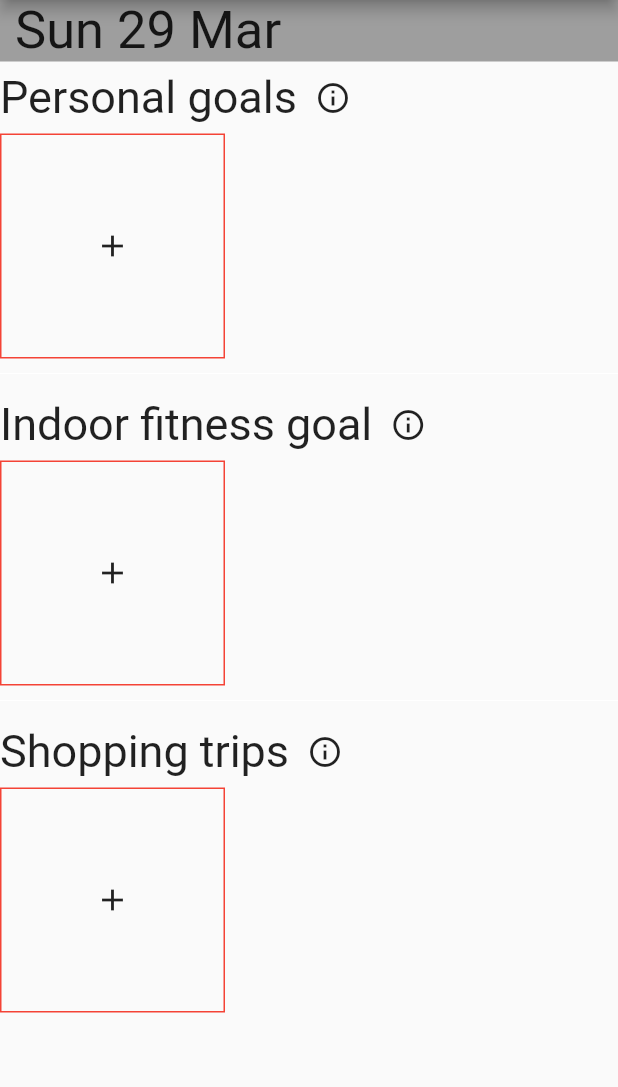
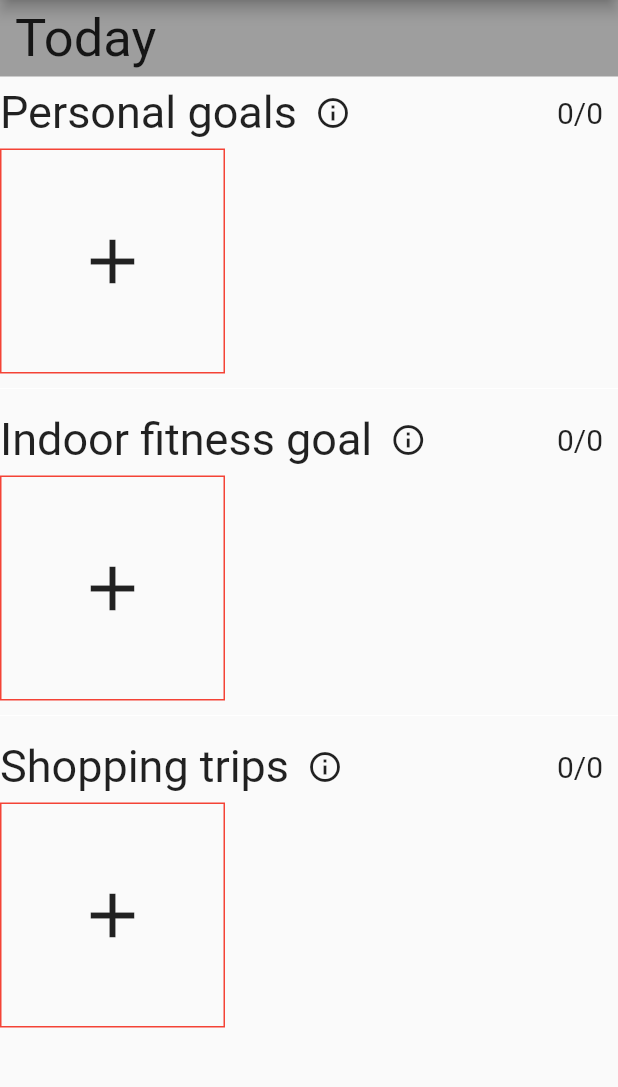
Before and after one commit to fraserdscott/myQuaroutine, a Flutter app: the screen it shows after launch, on a phone screen of 412 x 824 dp, the part 84-1171 px from its top. Run offline on Flutter 3.47's test engine with Material 2 defaults, Android fonts, the phone set to English and light mode, and no system bars; our stand-ins replace sqflite; accounts and stored records are empty.

Commit message:
Morning commit

```diff
--- a/my_quaroutine/lib/lol.dart
+++ b/my_quaroutine/lib/lol.dart
@@ -21,7 +21,6 @@ class MyCustomFormState extends State<MyCustomForm> {
   @override
   Widget build(BuildContext context) {
     final ScreenArguments args = ModalRoute.of(context).settings.arguments;
-    print(args.type);
 
     // Build a Form widget using the _formKey created above.
     return Scaffold(
@@ -60,8 +59,8 @@ class MyCustomFormState extends State<MyCustomForm> {
                         complete: false,
                       );
                       insertActivity(activity);
+                      Navigator.pop(context);
                     }
-                    Navigator.pop(context);
                   },
                   child: Text('Create goal'),
                 ),
--- a/my_quaroutine/lib/main.dart
+++ b/my_quaroutine/lib/main.dart
@@ -39,9 +39,7 @@ class _MyHomePageState extends State<MyHomePage> {
   @override
   Widget build(BuildContext context) {
     createDatabase();
-    for (int i = 0; i < 29; i++) {
-      //deleteDog(i);
-    }
+    //for (int i = 0; i < 29; i++) deleteActivity(i);
 
     return Scaffold(
         appBar: AppBar(
@@ -51,11 +49,11 @@ class _MyHomePageState extends State<MyHomePage> {
           children: <Widget>[
             Container(
                 color: Colors.grey,
-                padding: EdgeInsets.only(left: 10),
+                padding: EdgeInsets.only(left: 10, top: 5, bottom: 5),
                 child: Align(
                     alignment: Alignment.topLeft,
                     child: Text(
-                      DateFormat('EEE d MMM').format(DateTime.now()),
+                      false ? DateFormat('EEE d MMM').format(DateTime.now()) : "Today",
                       style: TextStyle(fontSize: 35),
                     ))),
             projectWidget()
@@ -96,6 +94,16 @@ Widget projectWidget() {
                           onPressed: () {
                             _ackAlert(context, cats[index]);
                           },
+                        ),
+                        Expanded(
+                          flex: 3,
+                          child: Container(
+                              padding: EdgeInsets.only(right: 10),
+                              alignment: Alignment.bottomRight,
+                              child: Text(
+                                makeCompletedCount(cats[index], snapshot.data),
+                                style: TextStyle(fontSize: 20),
+                              )),
                         )
                       ])),
                   Container(
@@ -108,6 +116,17 @@ Widget projectWidget() {
       }
     },
   ));
+}
+
+String makeCompletedCount(type, data) {
+  // Fixme to work when updated on screen
+  return data
+          .where((i) => i.type == type && i.complete == true)
+          .toList()
+          .length
+          .toString() +
+      "/" +
+      data.where((i) => i.type == type).toList().length.toString();
 }
 
 class Poo {
@@ -134,7 +153,7 @@ class ListThing extends StatelessWidget {
             );
           }
           return ViewActivityButton(
-            data: meme[index],
+            activity: meme[index],
           );
         });
   }
```
Also changed, not shown: my_quaroutine/lib/components/buttons.dart (+19 -19 lines), my_quaroutine/lib/database_helpers.dart (+4 -4 lines).
